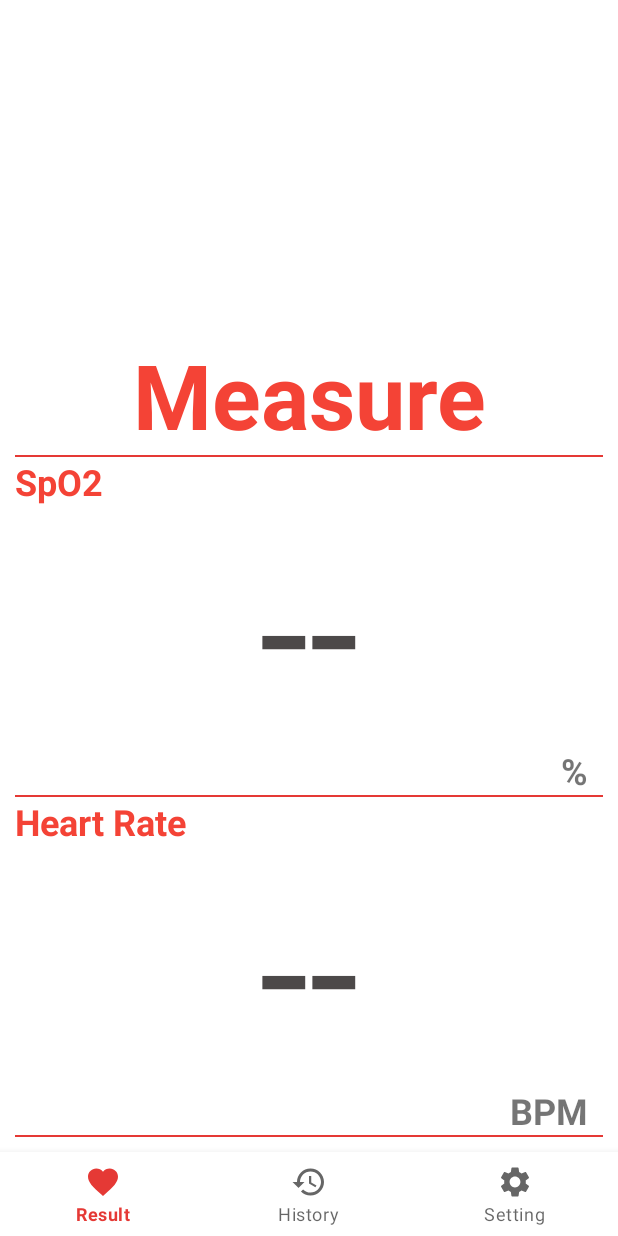
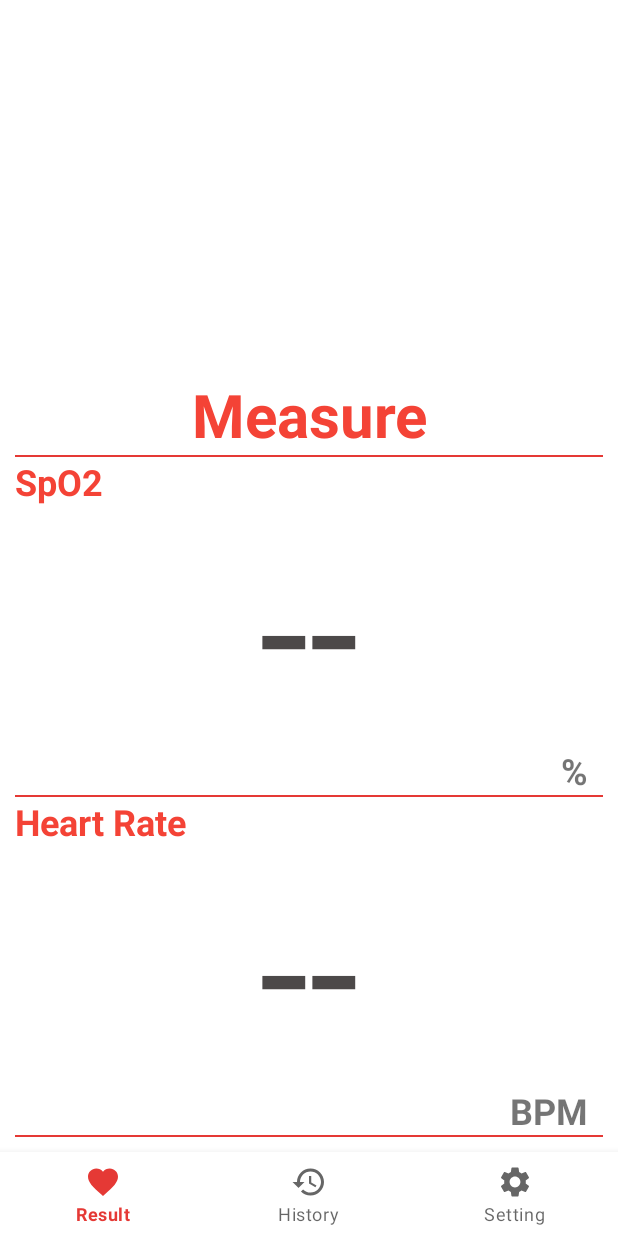
Before and after one commit to xuantoKhanh/FinalProjectApp, an Android app: the screen it shows after launch (Measurement_Results), on a phone screen of 412 x 824 dp. Run offline under Robolectric (Android 15) with nearby library versions, the phone set to English and light mode, and no system bars; our stand-ins replace Firebase (no records; nobody signed in at launch, a user with empty details on screens opened directly); 2 statements that could not run were skipped.

Commit message:
Update UI and recycler view

```diff
--- a/app/src/main/res/layout/fragment_results.xml
+++ b/app/src/main/res/layout/fragment_results.xml
@@ -12,7 +12,7 @@
 
     <androidx.core.widget.NestedScrollView
         android:layout_width="match_parent"
-        android:layout_height="match_parent">
+        android:layout_height="wrap_content">
         <LinearLayout
             android:layout_width="match_parent"
             android:layout_height="wrap_content"
@@ -20,10 +20,10 @@
             <TextView
                 android:layout_width="match_parent"
                 android:layout_height="wrap_content"
-                android:layout_marginTop="50sp"
+                android:layout_marginTop="30dp"
                 android:text="Measure"
                 android:textColor="#F44336"
-                android:textSize="60sp"
+                android:textSize="40sp"
                 android:textStyle="bold"
                 android:textAlignment="center"
                 />
@@ -47,7 +47,6 @@
                 android:id="@+id/spValue"
                 android:layout_width="fill_parent"
                 android:layout_height="wrap_content"
-
                 android:gravity="center_vertical|center_horizontal"
                 android:text="--"
                 android:textAlignment="center"
--- a/app/src/main/res/values/strings.xml
+++ b/app/src/main/res/values/strings.xml
@@ -1,3 +1,4 @@
 <resources>
     <string name="app_name">FinalProjectApp</string>
+
 </resources>
```
Also changed, not shown: app/src/main/res/layout/fragment_history.xml (+5 -6 lines).
